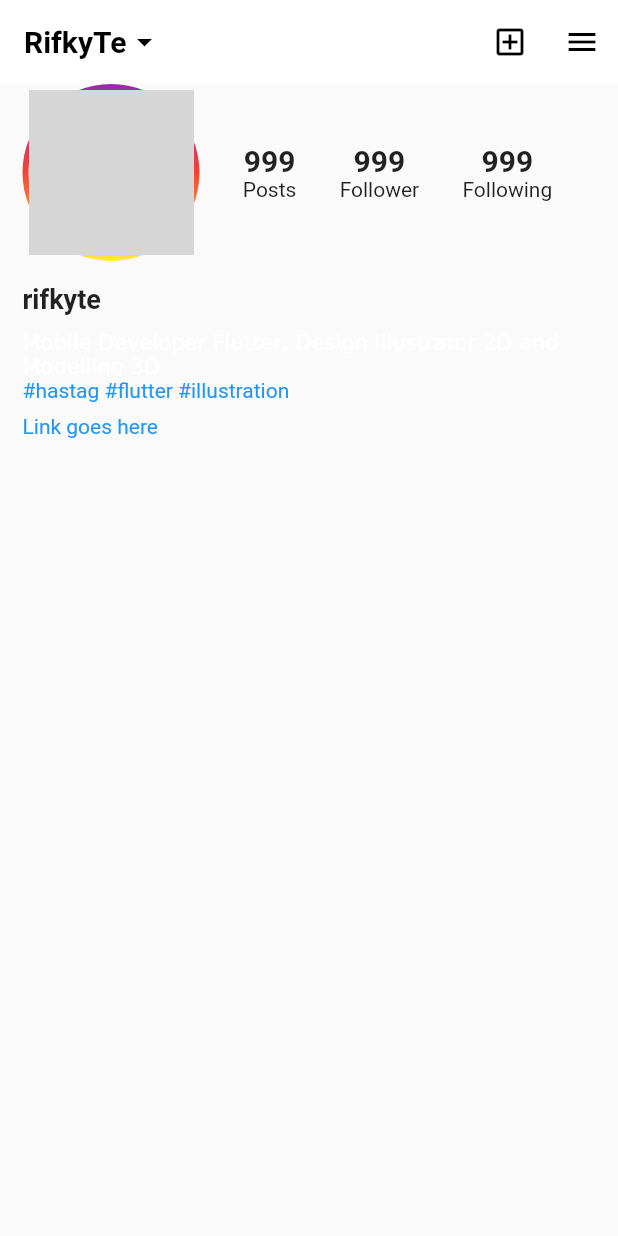
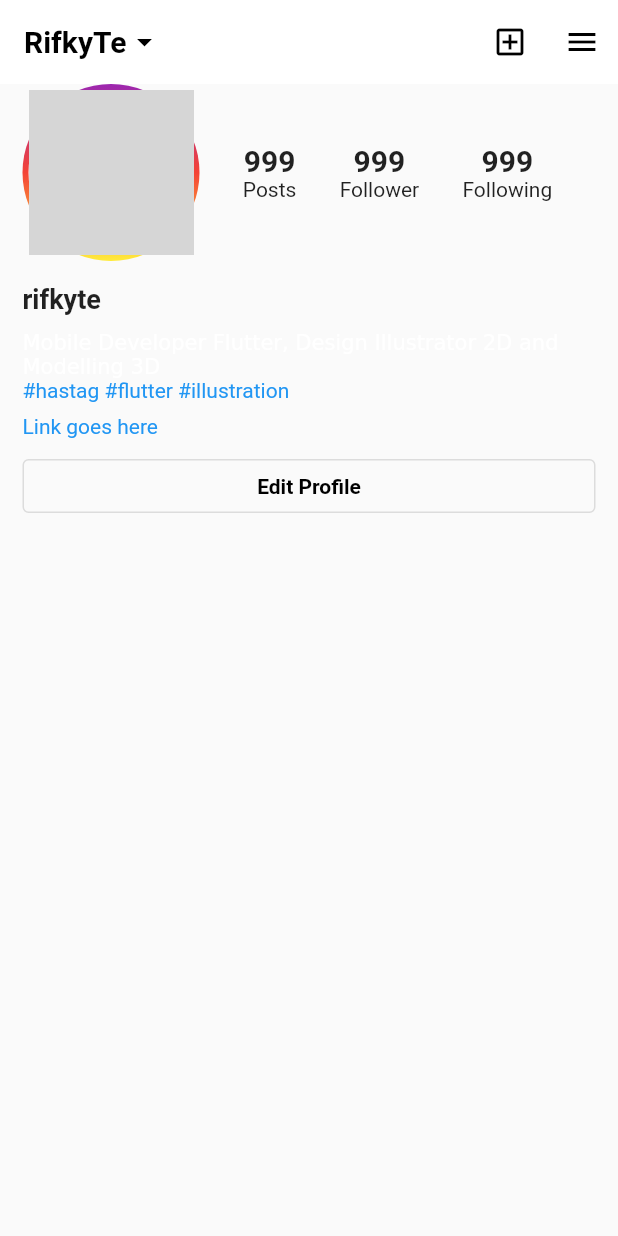
Before and after one commit to rifkytecoder/instagram-flutter-project, a Flutter app: the screen it shows after launch, on a phone screen of 412 x 824 dp. Run offline on Flutter 3.47's test engine with Material 2 defaults, Android fonts, the light colour scheme and no system bars; network calls fail; grey boxes are pictures that could not be loaded.

Commit message:
create button Edit Profile using widget OutlinedButton

```diff
--- a/lib/pages/profile.dart
+++ b/lib/pages/profile.dart
@@ -110,6 +110,22 @@ class ProfilePage extends StatelessWidget {
               style: TextStyle(color: Colors.blue),
             ),
           ),
+          const SizedBox(
+            height: 8,
+          ),
+          Padding(
+            padding: const EdgeInsets.symmetric(horizontal: 15),
+            // todo Bottom Edit Profile
+            child: OutlinedButton(
+              onPressed: () {},
+              // style: ElevatedButton.styleFrom(backgroundColor: Colors.white),
+              child: const Text(
+                "Edit Profile",
+                style:
+                    TextStyle(color: Colors.black, fontWeight: FontWeight.w700),
+              ),
+            ),
+          ),
         ],
       ),
     );
```
